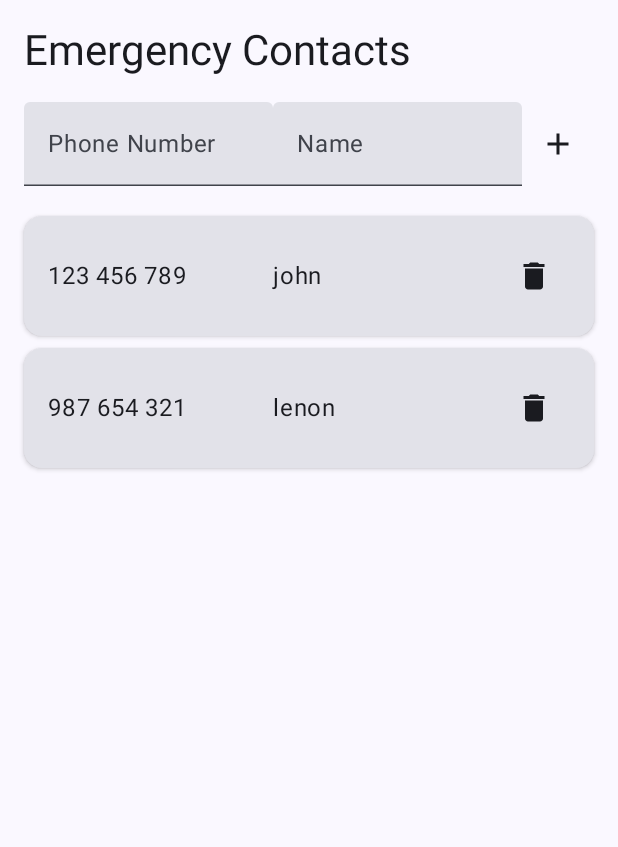
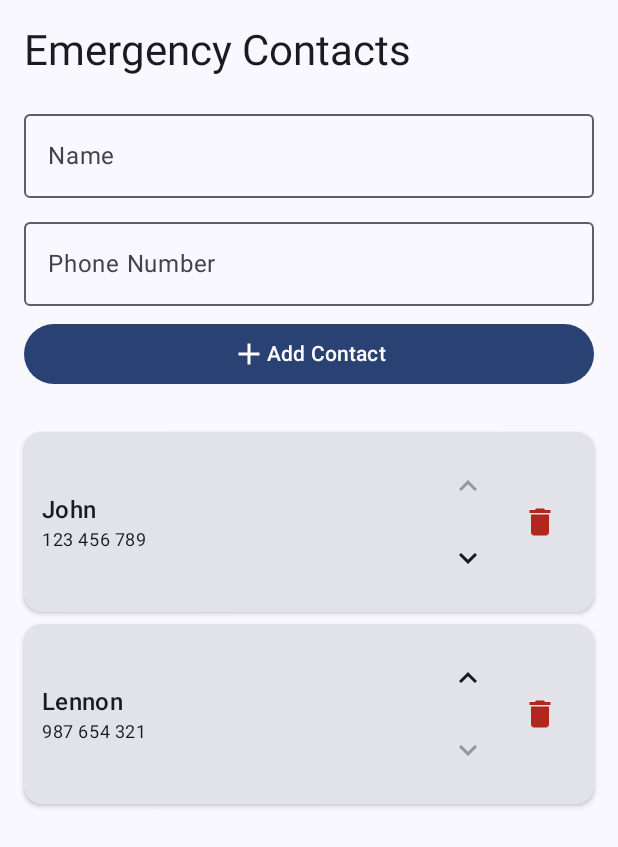
Before and after one commit to daliborpovolny/ShiftWatcher, an Android app built with Jetpack Compose: the screen it shows after launch (MainActivity), on a phone screen of 412 x 824 dp. Shown: the top 847 px of the screen. Run offline under Robolectric (Android 15) with nearby library versions, the light colour scheme and no system bars.

Commit message:
add arrows to change the order

```diff
--- a/app/src/main/java/com/daliborpovolny/shiftwatcher/MainActivity.kt
+++ b/app/src/main/java/com/daliborpovolny/shiftwatcher/MainActivity.kt
@@ -24,6 +24,9 @@ import androidx.compose.runtime.*
 import androidx.compose.ui.Alignment
 import androidx.compose.ui.unit.dp
 import androidx.lifecycle.viewmodel.CreationExtras
+import androidx.compose.material.icons.filled.KeyboardArrowDown
+import androidx.compose.material.icons.filled.KeyboardArrowUp
+import androidx.compose.foundation.lazy.itemsIndexed
 
 class MainActivity : ComponentActivity() {
     override fun onCreate(savedInstanceState: Bundle?) {
@@ -51,77 +54,115 @@ data class Contact(
 
 @Composable
 fun SettingsScreen() {
-    // 1. This is our "State". 'remember' makes sure the list
-    // survives when the screen redraws.
     val contactList = remember {
         mutableStateListOf(
-            Contact(number = "123 456 789", name = "john"),
-            Contact(number = "987 654 321", name = "lenon")
+            Contact(number = "123 456 789", name = "John"),
+            Contact(number = "987 654 321", name = "Lennon")
         )
     }
 
-    // A temporary variable for what the user is currently typing
     var newNumber by remember { mutableStateOf("") }
     var newName by remember { mutableStateOf("") }
 
+    // Using Scaffold properly to handle paddings
     Column(modifier = Modifier.fillMaxSize().padding(16.dp)) {
         Text("Emergency Contacts", style = MaterialTheme.typography.headlineMedium)
-
         Spacer(modifier = Modifier.height(16.dp))
 
-        // 2. Input area to add a new number
-        Row(verticalAlignment = Alignment.CenterVertically) {
-            TextField(
-                value = newNumber,
-                onValueChange = { newNumber = it }, // Update the text as user types
-                label = { Text("Phone Number") },
-                modifier = Modifier.weight(1f) // Takes up remaining space
-            )
-            TextField(
-                value = newName,
-                onValueChange = { newName = it }, // Update the text as user types
-                label = { Text("Name") },
-                modifier = Modifier.weight(1f) // Takes up remaining space
-            )
-            IconButton(onClick = {
-                if (newNumber.isNotBlank()) {
+        // --- NEW INPUT LAYOUT ---
+        // Stack inputs vertically so they have room to breathe
+        OutlinedTextField(
+            value = newName,
+            onValueChange = { newName = it },
+            label = { Text("Name") },
+            modifier = Modifier.fillMaxWidth()
+        )
+        Spacer(modifier = Modifier.height(8.dp))
+        OutlinedTextField(
+            value = newNumber,
+            onValueChange = { newNumber = it },
+            label = { Text("Phone Number") },
+            modifier = Modifier.fillMaxWidth()
+        )
+        Spacer(modifier = Modifier.height(8.dp))
+        Button(
+            onClick = {
+                if (newNumber.isNotBlank() && newName.isNotBlank()) {
                     contactList.add(Contact(number = newNumber, name = newName))
-                    newNumber = "" // Clear input after adding
+                    newNumber = ""
                     newName = ""
                 }
-            }) {
-                Icon(Icons.Default.Add, contentDescription = "Add")
-            }
+            },
+            modifier = Modifier.fillMaxWidth()
+        ) {
+            Icon(Icons.Default.Add, contentDescription = null)
+            Text("Add Contact")
         }
 
-        Spacer(modifier = Modifier.height(16.dp))
+        Spacer(modifier = Modifier.height(24.dp))
 
-        // 3. The actual scrollable list
+
+
+        // --- THE LIST ---
         LazyColumn(modifier = Modifier.weight(1f)) {
-            items(contactList, key = { it.id }) { contact ->
+            // We use itemsIndexed so we know exactly where each contact is
+            itemsIndexed(contactList, key = { _, contact -> contact.id }) { index, contact ->
                 ContactRow(
                     contact = contact,
-                    onDelete = { contactList.remove(contact) }
+                    isFirst = index == 0,
+                    isLast = index == contactList.size - 1,
+                    onDelete = { contactList.remove(contact) },
+                    onMoveUp = {
+                        // Swap with previous
+                        val item = contactList.removeAt(index)
+                        contactList.add(index - 1, item)
+                    },
+                    onMoveDown = {
+                        // Swap with next
+                        val item = contactList.removeAt(index)
+                        contactList.add(index + 1, item)
+                    }
                 )
             }
         }
     }
 }
-
 @Composable
-fun ContactRow(contact: Contact, onDelete: () -> Unit) {
+fun ContactRow(
+    contact: Contact,
+    isFirst: Boolean,
+    isLast: Boolean,
+    onDelete: () -> Unit,
+    onMoveUp: () -> Unit,
+    onMoveDown: () -> Unit
+) {
     Card(
         modifier = Modifier.fillMaxWidth().padding(vertical = 4.dp),
         elevation = CardDefaults.cardElevation(defaultElevation = 2.dp)
     ) {
         Row(
-            modifier = Modifier.padding(16.dp),
+            modifier = Modifier.padding(12.dp),
             verticalAlignment = Alignment.CenterVertically
         ) {
-            Text(contact.number, modifier = Modifier.weight(1f))
-            Text(contact.name, modifier = Modifier.weight(1f))
+            // Text info
+            Column(modifier = Modifier.weight(1f)) {
+                Text(contact.name, style = MaterialTheme.typography.titleMedium)
+                Text(contact.number, style = MaterialTheme.typography.bodySmall)
+            }
+
+            // Sorting Buttons
+            Column {
+                IconButton(onClick = onMoveUp, enabled = !isFirst) {
+                    Icon(Icons.Default.KeyboardArrowUp, contentDescription = "Move Up")
+                }
+                IconButton(onClick = onMoveDown, enabled = !isLast) {
+                    Icon(Icons.Default.KeyboardArrowDown, contentDescription = "Move Down")
+                }
+            }
+
+            // Delete Button
             IconButton(onClick = onDelete) {
-                Icon(Icons.Default.Delete, contentDescription = "Delete")
+                Icon(Icons.Default.Delete, contentDescription = "Delete", tint = MaterialTheme.colorScheme.error)
             }
         }
     }
```
